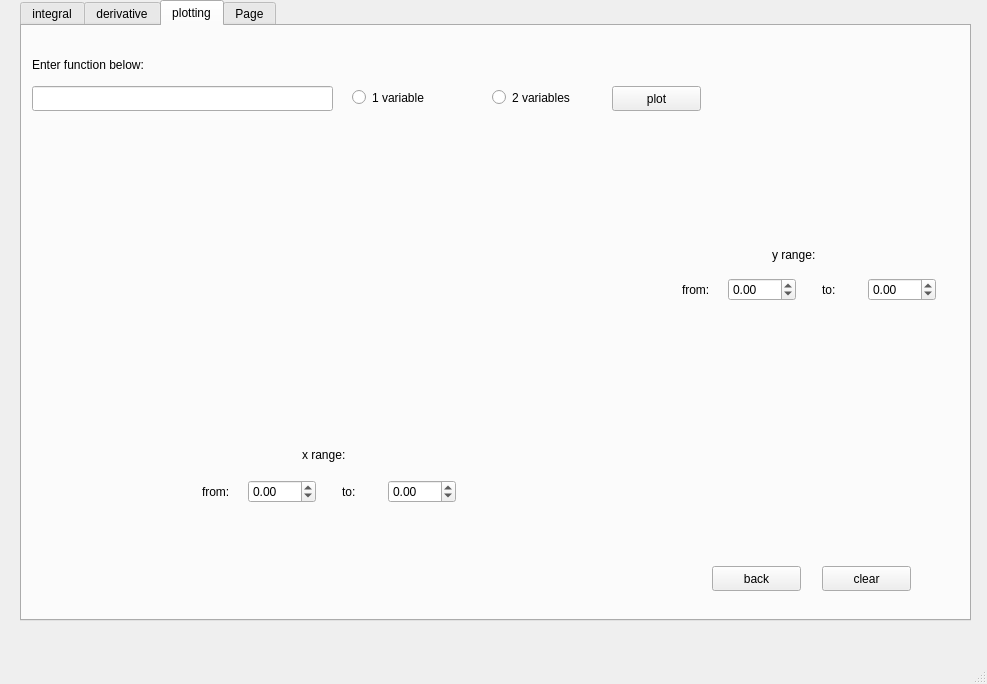
Qt form src/geek-calculator/mainwindow.ui (Jelena-Zivovic/RS014-geek-calculator) before a commit.
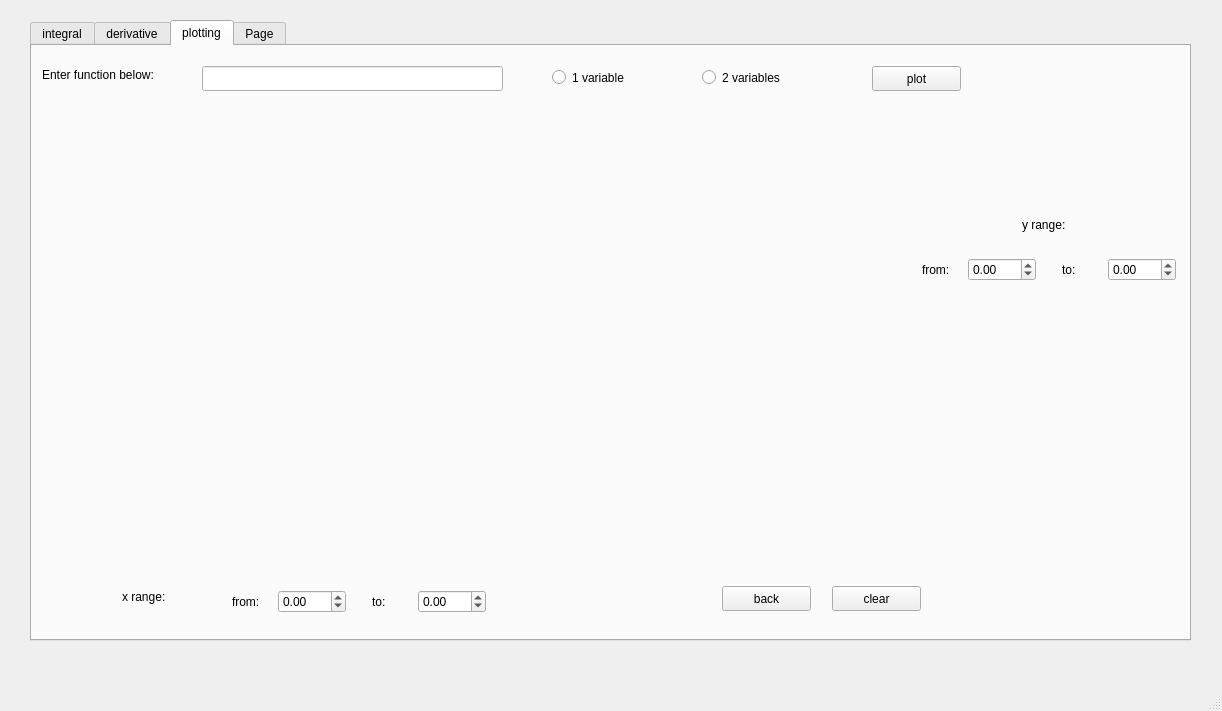
The same form after that commit. Custom widgets are drawn as their Qt base class.

Commit message: 3d plotting changes colors when function is added

The edit to the form file:
```diff
--- a/src/geek-calculator/mainwindow.ui
+++ b/src/geek-calculator/mainwindow.ui
@@ -6,8 +6,8 @@
    <rect>
     <x>0</x>
     <y>0</y>
-    <width>987</width>
-    <height>684</height>
+    <width>1222</width>
+    <height>711</height>
    </rect>
   </property>
   <property name="windowTitle">
@@ -18,8 +18,8 @@
     <property name="geometry">
      <rect>
       <x>20</x>
-      <y>0</y>
-      <width>961</width>
+      <y>10</y>
+      <width>1171</width>
       <height>651</height>
      </rect>
     </property>
@@ -936,9 +936,9 @@
      <widget class="QTabWidget" name="functionsTab">
       <property name="geometry">
        <rect>
-        <x>0</x>
-        <y>0</y>
-        <width>951</width>
+        <x>10</x>
+        <y>10</y>
+        <width>1161</width>
         <height>621</height>
        </rect>
       </property>
@@ -1318,7 +1318,7 @@
         <property name="geometry">
          <rect>
           <x>10</x>
-          <y>30</y>
+          <y>20</y>
           <width>161</width>
           <height>17</height>
          </rect>
@@ -1330,8 +1330,8 @@
        <widget class="QLineEdit" name="enterFunctionPlottingLineEdit">
         <property name="geometry">
          <rect>
-          <x>10</x>
-          <y>60</y>
+          <x>170</x>
+          <y>20</y>
           <width>301</width>
           <height>25</height>
          </rect>
@@ -1340,8 +1340,8 @@
        <widget class="QRadioButton" name="oneVariablePlottingRadioButton">
         <property name="geometry">
          <rect>
-          <x>330</x>
-          <y>60</y>
+          <x>520</x>
+          <y>20</y>
           <width>112</width>
           <height>23</height>
          </rect>
@@ -1353,8 +1353,8 @@
        <widget class="QRadioButton" name="twoVariablesPlottingRadioButton">
         <property name="geometry">
          <rect>
-          <x>470</x>
-          <y>60</y>
+          <x>670</x>
+          <y>20</y>
           <width>112</width>
           <height>23</height>
          </rect>
@@ -1366,18 +1366,18 @@
        <widget class="QCustomPlot" name="plotWidget" native="true">
         <property name="geometry">
          <rect>
-          <x>120</x>
-          <y>120</y>
-          <width>491</width>
-          <height>281</height>
+          <x>30</x>
+          <y>110</y>
+          <width>751</width>
+          <height>411</height>
          </rect>
         </property>
        </widget>
        <widget class="QPushButton" name="plotFunctionButton">
         <property name="geometry">
          <rect>
-          <x>590</x>
-          <y>60</y>
+          <x>840</x>
+          <y>20</y>
           <width>89</width>
           <height>25</height>
          </rect>
@@ -1389,10 +1389,10 @@
        <widget class="QLabel" name="xRangeLabel">
         <property name="geometry">
          <rect>
-          <x>280</x>
-          <y>420</y>
-          <width>67</width>
-          <height>17</height>
+          <x>90</x>
+          <y>540</y>
+          <width>91</width>
+          <height>21</height>
          </rect>
         </property>
         <property name="text">
@@ -1402,8 +1402,8 @@
        <widget class="QLabel" name="yLabelRange">
         <property name="geometry">
          <rect>
-          <x>750</x>
-          <y>220</y>
+          <x>990</x>
+          <y>170</y>
           <width>67</width>
           <height>17</height>
          </rect>
@@ -1415,8 +1415,8 @@
        <widget class="QWidget" name="layoutWidget">
         <property name="geometry">
          <rect>
-          <x>660</x>
-          <y>250</y>
+          <x>890</x>
+          <y>210</y>
           <width>254</width>
           <height>28</height>
          </rect>
@@ -1494,8 +1494,8 @@
        <widget class="QWidget" name="layoutWidget">
         <property name="geometry">
          <rect>
-          <x>180</x>
-          <y>450</y>
+          <x>200</x>
+          <y>540</y>
           <width>254</width>
           <height>31</height>
          </rect>
@@ -1547,19 +1547,19 @@
        <widget class="QWidget" name="widget" native="true">
         <property name="geometry">
          <rect>
-          <x>110</x>
+          <x>30</x>
           <y>110</y>
-          <width>511</width>
-          <height>301</height>
+          <width>761</width>
+          <height>411</height>
          </rect>
         </property>
         <widget class="QWidget" name="horizontalLayoutWidget_2">
          <property name="geometry">
           <rect>
            <x>-30</x>
-           <y>-10</y>
-           <width>541</width>
-           <height>311</height>
+           <y>0</y>
+           <width>791</width>
+           <height>421</height>
           </rect>
          </property>
          <layout class="QHBoxLayout" name="hLayout"/>
```
Left out of the diff: 6 changed lines with no effect on the pictures. The commit also changes 2 other files.
